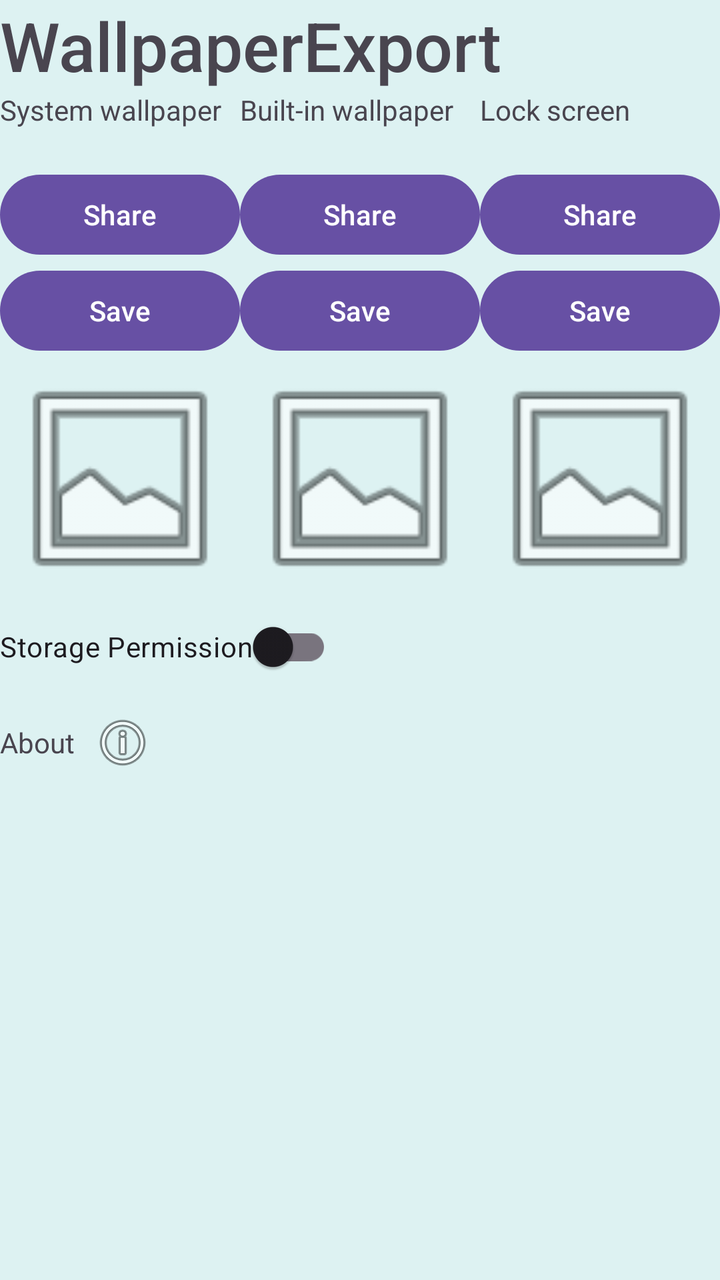
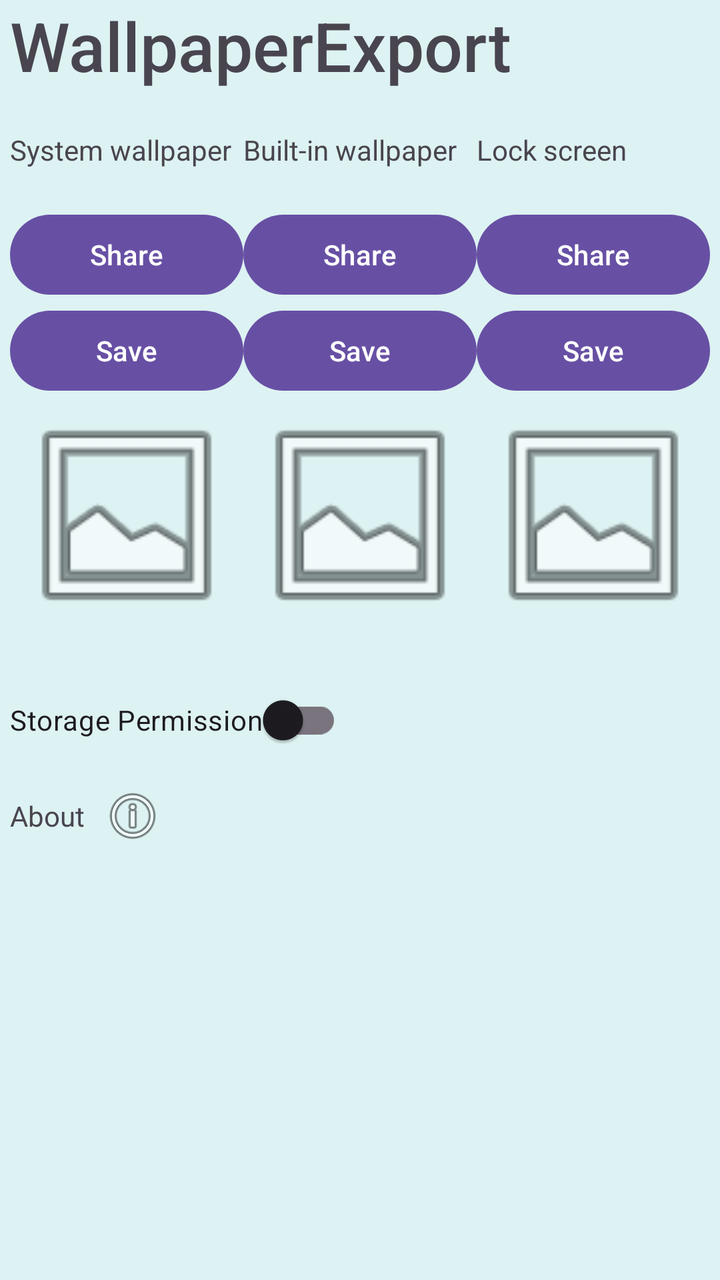

The first picture is an Android layout as it rendered before a commit; the second is the same layout after the commit. The layout source and the unified diff follow.
<!-- AndroidManifest.xml: activity theme Theme.WallpaperExport -->
<!-- res/layout/activity_main.xml -->
<?xml version="1.0" encoding="utf-8"?>
<ScrollView xmlns:android="http://schemas.android.com/apk/res/android"
    xmlns:tools="http://schemas.android.com/tools"
    android:layout_width="match_parent"
    android:layout_height="match_parent"
    android:fitsSystemWindows="true"
    tools:context=".MainActivity">

    <LinearLayout
        android:layout_width="match_parent"
        android:layout_height="wrap_content"
        android:orientation="vertical">

        <TextView
            android:layout_width="match_parent"
            android:layout_height="wrap_content"
            android:fontFamily="sans-serif-medium"
            android:text="@string/app_name"
            android:textAppearance="@style/TextAppearance.AppCompat.Display1" />

        <LinearLayout
            android:layout_width="match_parent"
            android:layout_height="wrap_content"
            android:baselineAligned="false"
            android:orientation="horizontal">

            <LinearLayout
                android:id="@+id/linearLayoutLeft"
                android:layout_width="0dp"
                android:layout_height="wrap_content"
                android:layout_weight=".3"
                android:orientation="vertical">

                <TextView
                    android:layout_width="match_parent"
                    android:layout_height="wrap_content"
                    android:text="@string/system_wallpaper" />

                <TextView
                    android:id="@+id/textViewInfoLeft"
                    android:layout_width="match_parent"
                    android:layout_height="wrap_content"
                    android:text="" />

                <LinearLayout
                    android:layout_width="match_parent"
                    android:layout_height="wrap_content"
                    android:orientation="vertical">

                    <Button
                        android:id="@+id/buttonShareLeft"
                        android:layout_width="match_parent"
                        android:layout_height="wrap_content"
                        android:contentDescription="@string/system_wallpaper"
                        android:text="@string/share_file" />

                    <Button
                        android:id="@+id/buttonSaveLeft"
                        android:layout_width="match_parent"
                        android:layout_height="wrap_content"
                        android:contentDescription="@string/system_wallpaper"
                        android:text="@string/save_file" />

                </LinearLayout>

                <ImageView
                    android:id="@+id/imageViewLeft"
                    android:layout_width="match_parent"
                    android:layout_height="wrap_content"
                    android:adjustViewBounds="true"
                    android:contentDescription="@string/system_wallpaper"
                    android:padding="2dp"
                    android:src="@android:drawable/ic_menu_gallery" />

            </LinearLayout>

            <LinearLayout
                android:id="@+id/linearLayoutMiddle"
                android:layout_width="0dp"
                android:layout_height="wrap_content"
                android:layout_weight=".3"
                android:orientation="vertical">

                <TextView
                    android:layout_width="match_parent"
                    android:layout_height="wrap_content"
                    android:text="@string/builtin_wallpaper" />

                <TextView
                    android:id="@+id/textViewInfoMiddle"
                    android:layout_width="match_parent"
                    android:layout_height="wrap_content"
                    android:text="" />

                <LinearLayout
                    android:layout_width="match_parent"
                    android:layout_height="wrap_content"
                    android:orientation="vertical">

                    <Button
                        android:id="@+id/buttonShareMiddle"
                        android:layout_width="match_parent"
                        android:layout_height="wrap_content"
                        android:contentDescription="@string/builtin_wallpaper"
                        android:text="@string/share_file" />

                    <Button
                        android:id="@+id/buttonSaveMiddle"
                        android:layout_width="match_parent"
                        android:layout_height="wrap_content"
                        android:contentDescription="@string/builtin_wallpaper"
                        android:text="@string/save_file" />

                </LinearLayout>

                <ImageView
                    android:id="@+id/imageViewMiddle"
                    android:layout_width="match_parent"
                    android:layout_height="wrap_content"
                    android:adjustViewBounds="true"
                    android:contentDescription="@string/builtin_wallpaper"
                    android:padding="2dp"
                    android:src="@android:drawable/ic_menu_gallery" />
            </LinearLayout>

            <LinearLayout
                android:id="@+id/linearLayoutRight"
                android:layout_width="0dp"
                android:layout_height="wrap_content"
                android:layout_weight=".3"
                android:orientation="vertical">

                <TextView
                    android:layout_width="match_parent"
                    android:layout_height="wrap_content"
                    android:text="@string/lock_screen_wallpaper" />

                <TextView
                    android:id="@+id/textViewInfoRight"
                    android:layout_width="match_parent"
                    android:layout_height="wrap_content"
                    android:text="" />

                <LinearLayout
                    android:layout_width="match_parent"
                    android:layout_height="wrap_content"
                    android:orientation="vertical">

                    <Button
                        android:id="@+id/buttonShareRight"
                        android:layout_width="match_parent"
                        android:layout_height="wrap_content"
                        android:contentDescription="@string/lock_screen_wallpaper"
                        android:text="@string/share_file" />

                    <Button
                        android:id="@+id/buttonSaveRight"
                        android:layout_width="match_parent"
                        android:layout_height="wrap_content"
                        android:contentDescription="@string/lock_screen_wallpaper"
                        android:text="@string/save_file" />
                </LinearLayout>


                <ImageView
                    android:id="@+id/imageViewRight"
                    android:layout_width="match_parent"
                    android:layout_height="wrap_content"
                    android:adjustViewBounds="true"
                    android:contentDescription="@string/lock_screen_wallpaper"
                    android:padding="2dp"
                    android:src="@android:drawable/ic_menu_gallery" />

            </LinearLayout>

        </LinearLayout>


        <com.google.android.material.switchmaterial.SwitchMaterial
            android:id="@+id/switchMissingPermission"
            android:layout_width="wrap_content"
            android:layout_height="wrap_content"
            android:text="@string/ask_for_permission_title" />

        <LinearLayout
            android:layout_width="wrap_content"
            android:layout_height="wrap_content"
            android:orientation="horizontal">

            <TextView
                android:id="@+id/textViewAbout"
                android:layout_width="wrap_content"
                android:layout_height="wrap_content"
                android:clickable="true"
                android:gravity="center"
                android:labelFor="@+id/imageButtonAbout"
                android:minHeight="48dp"
                android:text="@string/about"
                tools:ignore="DuplicateSpeakableTextCheck" />

            <ImageButton
                android:id="@+id/imageButtonAbout"
                android:layout_width="wrap_content"
                android:layout_height="wrap_content"
                android:background="@drawable/button_dialog_transparent"
                android:contentDescription="@string/about"
                android:minWidth="48dp"
                android:minHeight="48dp"
                android:src="@android:drawable/ic_menu_info_details"
                tools:ignore="ImageContrastCheck" />

        </LinearLayout>


    </LinearLayout>

</ScrollView>
<!-- resources referenced by this layout -->
<resources>
  <!-- drawable button_dialog_transparent (drawable) -->
  <?xml version="1.0" encoding="utf-8"?>
  <selector xmlns:android="http://schemas.android.com/apk/res/android">
      <item android:drawable="@color/transparent_30" android:state_checked="true" />
      <item android:drawable="@color/transparent_30" android:state_pressed="true" />
      <item android:drawable="@android:color/transparent" />
  </selector>
  <string name="about">About</string>
  <string name="app_name">WallpaperExport</string>
  <string name="ask_for_permission_title">Storage Permission</string>
  <string name="builtin_wallpaper">Built-in wallpaper</string>
  <string name="lock_screen_wallpaper">Lock screen</string>
  <string name="save_file">Save</string>
  <string name="share_file">Share</string>
  <string name="system_wallpaper">System wallpaper</string>
  <style name="Theme.WallpaperExport" parent="Base.Theme.WallpaperExport">
          <item name="android:windowBackground">@color/background</item>
      </style>
  <color name="transparent_30">#30000000</color>
  <style name="Base.Theme.WallpaperExport" parent="Theme.Material3.DayNight.NoActionBar" />
  <color name="background">#FFDDF2F2</color>
</resources>

<!-- the commit's change to res/layout/activity_main.xml (unified diff, before → after) -->
@@ -9,6 +9,8 @@
     <LinearLayout
         android:layout_width="match_parent"
         android:layout_height="wrap_content"
+        android:layout_marginStart="5dp"
+        android:layout_marginEnd="5dp"
         android:orientation="vertical">
 
         <TextView
@@ -21,6 +23,7 @@
         <LinearLayout
             android:layout_width="match_parent"
             android:layout_height="wrap_content"
+            android:layout_marginTop="20dp"
             android:baselineAligned="false"
             android:orientation="horizontal">
 
@@ -180,6 +183,7 @@
             android:id="@+id/switchMissingPermission"
             android:layout_width="wrap_content"
             android:layout_height="wrap_content"
+            android:layout_marginTop="20dp"
             android:text="@string/ask_for_permission_title" />
 
         <LinearLayout
